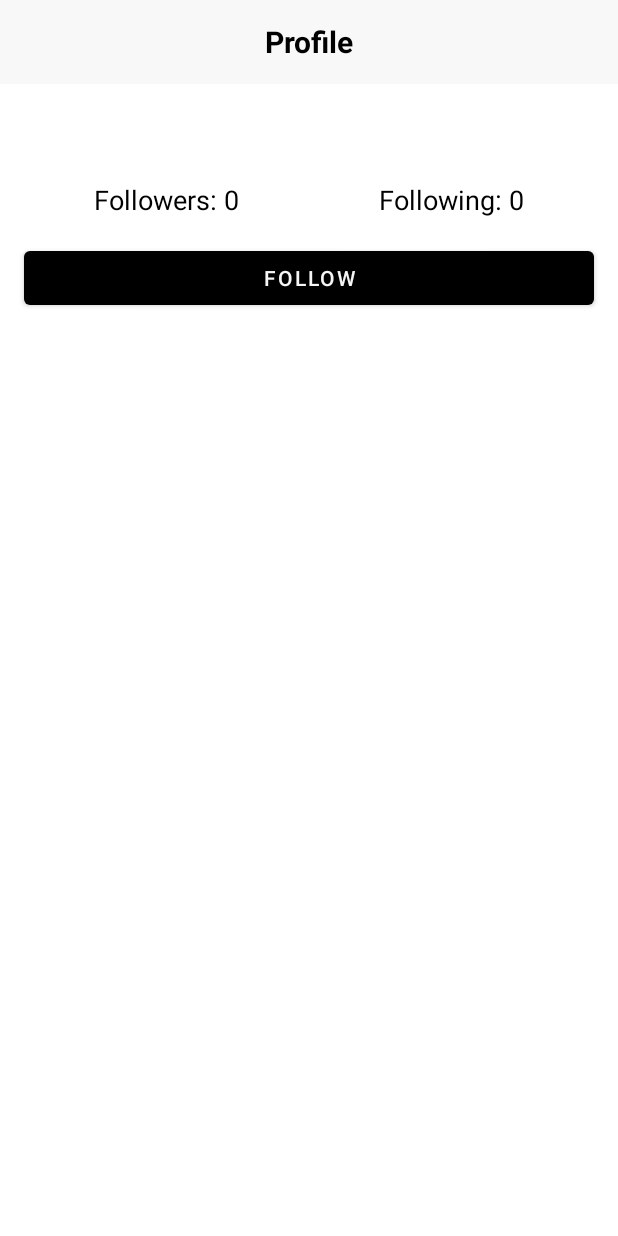
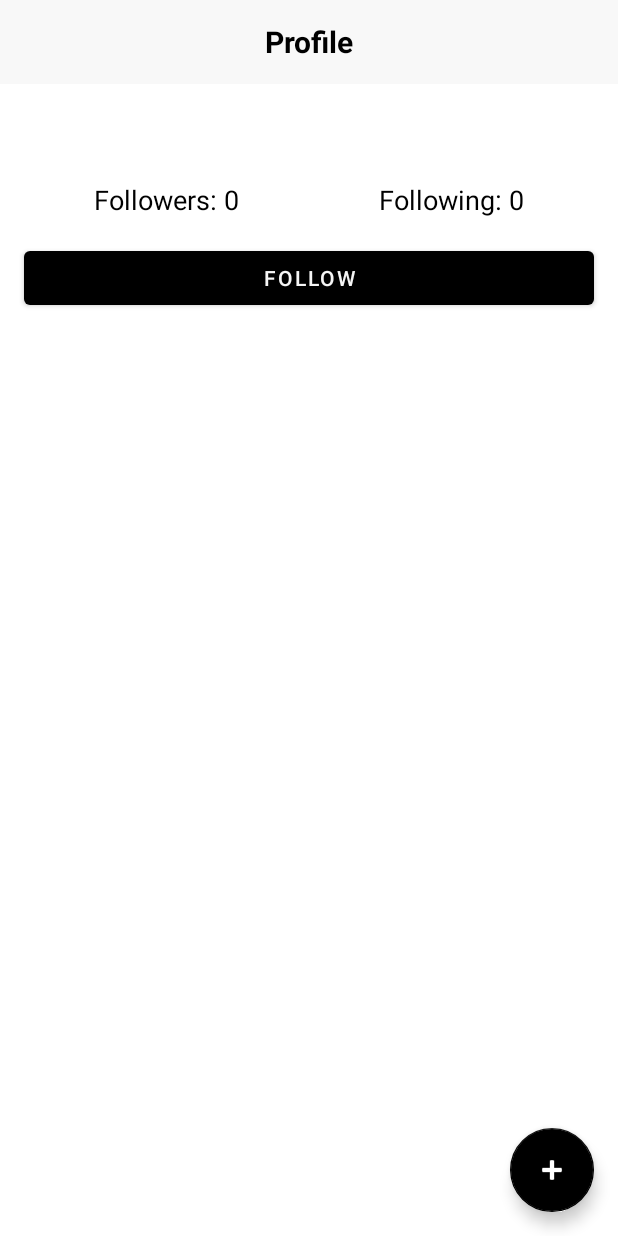
Before and after one commit to CMPUT301F21T48/TrackIt, an Android app: the UserProfileActivity screen opened directly, with no data from a screen before it, on a phone screen of 412 x 824 dp. Run offline under Robolectric (Android 15) with nearby library versions, the phone set to English and light mode, and no system bars; our stand-ins replace Firebase (no records; nobody signed in at launch, a user with empty details on screens opened directly); 1 statement that could not run was skipped.

Commit message:
Add habits from user profile activity

```diff
--- a/app/src/main/java/com/example/trackit/UserProfileActivity.java
+++ b/app/src/main/java/com/example/trackit/UserProfileActivity.java
@@ -16,6 +16,7 @@ import androidx.appcompat.app.AppCompatActivity;
 
 import com.google.android.gms.tasks.OnCompleteListener;
 import com.google.android.gms.tasks.Task;
+import com.google.android.material.floatingactionbutton.FloatingActionButton;
 import com.google.firebase.firestore.CollectionReference;
 import com.google.firebase.firestore.DocumentSnapshot;
 import com.google.firebase.firestore.EventListener;
@@ -47,6 +48,7 @@ public class UserProfileActivity extends AppCompatActivity {
     ArrayAdapter<Habit> habitAdapter;
     ArrayList<Habit> habitDataList;
     TextView emptyMessage;
+    FloatingActionButton addButton;
 
     @SuppressLint("SetTextI18n")
     @Override
@@ -60,6 +62,7 @@ public class UserProfileActivity extends AppCompatActivity {
         userFollowers = findViewById(R.id.followerCount);
         userFollowing = findViewById(R.id.followingCount);
 
+        addButton = findViewById(R.id.add_habit);
         habitList = findViewById(R.id.habitList);
         habitDataList = new ArrayList<>();
         habitAdapter = new HabitCustomList(this, habitDataList);
@@ -71,6 +74,16 @@ public class UserProfileActivity extends AppCompatActivity {
         Boolean exists = false;
 
         userNameView.setText(chosenUserName);
+        currentUser.setUsername(currentUserName);
+
+        addButton.setOnClickListener(new View.OnClickListener() {
+            @Override
+            public void onClick(View v) {
+                Intent intent = new Intent(UserProfileActivity.this, AddHabitActivity.class);
+                intent.putExtra("User", currentUser);
+                startActivity(intent);
+            }
+        });
 
         getDataFromFB(new AsyncCall() {
             @Override
--- a/app/src/main/res/layout/activity_user_profile.xml
+++ b/app/src/main/res/layout/activity_user_profile.xml
@@ -87,6 +87,7 @@
         android:text="@string/no_habits"
         android:textSize="16sp"
         android:visibility="gone"
+        android:layout_marginTop="8dp"
         android:layout_marginStart="16dp"
         android:layout_marginEnd="16dp"
         app:layout_constraintEnd_toEndOf="@+id/habitList"
@@ -97,13 +98,20 @@
         android:id="@+id/habitList"
         android:layout_width="0dp"
         android:layout_height="0dp"
-        android:layout_marginStart="16dp"
-        android:layout_marginTop="16dp"
-        android:layout_marginEnd="16dp"
-        android:layout_marginBottom="16dp"
+        android:layout_margin="8dp"
         app:layout_constraintBottom_toBottomOf="parent"
         app:layout_constraintEnd_toEndOf="parent"
         app:layout_constraintStart_toStartOf="parent"
         app:layout_constraintTop_toBottomOf="@+id/followButton" />
 
+    <com.google.android.material.floatingactionbutton.FloatingActionButton
+        android:id="@+id/add_habit"
+        android:layout_width="wrap_content"
+        android:layout_height="wrap_content"
+        android:layout_marginEnd="16dp"
+        android:layout_marginBottom="16dp"
+        android:src="@android:drawable/ic_input_add"
+        app:layout_constraintBottom_toBottomOf="parent"
+        app:layout_constraintEnd_toEndOf="parent" />
+
 </androidx.constraintlayout.widget.ConstraintLayout>
```
Also changed, not shown: app/src/main/java/com/example/trackit/TodaysHabitsActivity.java (+7 -0 lines).
